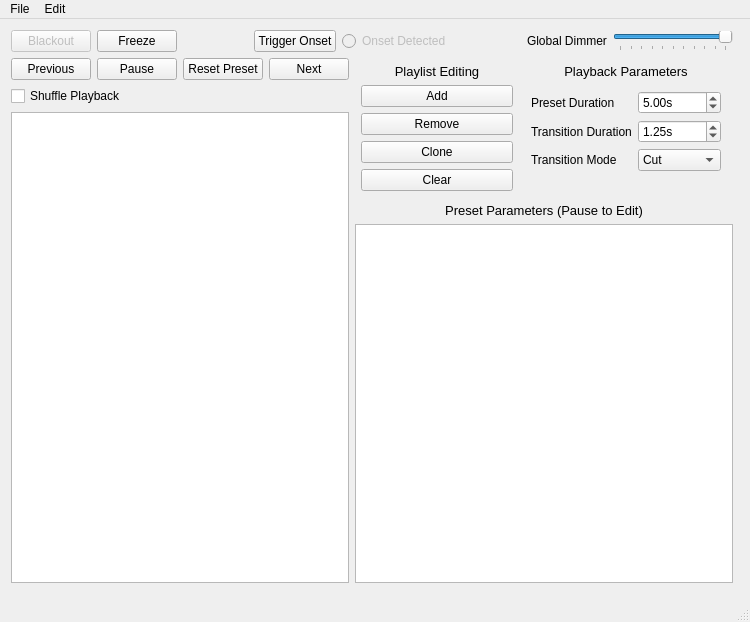
The window that ui/firemix.ui (Openlights/firemix) describes before a commit, drawn with Qt 5.
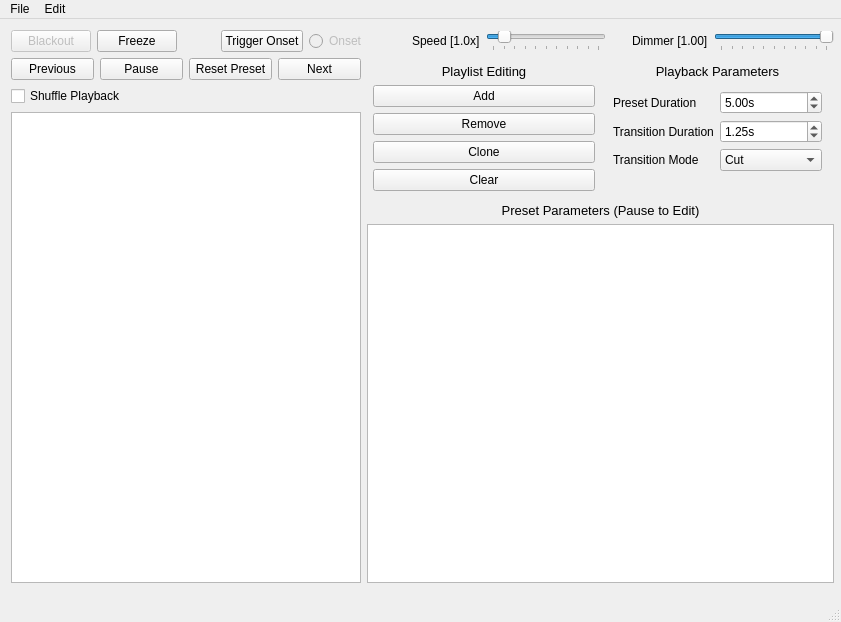
The same window after the commit. Custom widgets are drawn as their Qt base class.

Commit message: Add global speed control (mostly working nice)

```diff
--- a/ui/firemix.ui
+++ b/ui/firemix.ui
@@ -6,7 +6,7 @@
    <rect>
     <x>0</x>
     <y>0</y>
-    <width>750</width>
+    <width>841</width>
     <height>622</height>
    </rect>
   </property>
@@ -25,7 +25,7 @@
      <rect>
       <x>-1</x>
       <y>-1</y>
-      <width>746</width>
+      <width>847</width>
       <height>571</height>
      </rect>
     </property>
@@ -93,7 +93,7 @@
           <bool>false</bool>
          </property>
          <property name="text">
-          <string>Onset Detected</string>
+          <string>Onset</string>
          </property>
         </widget>
        </item>
@@ -113,7 +113,64 @@
        <item>
         <widget class="QLabel" name="lbl_global_dimmer">
          <property name="text">
-          <string>Global Dimmer</string>
+          <string>Speed [1.0x]</string>
+         </property>
+        </widget>
+       </item>
+       <item>
+        <widget class="QSlider" name="slider_speed">
+         <property name="sizePolicy">
+          <sizepolicy hsizetype="Fixed" vsizetype="Fixed">
+           <horstretch>0</horstretch>
+           <verstretch>0</verstretch>
+          </sizepolicy>
+         </property>
+         <property name="minimumSize">
+          <size>
+           <width>120</width>
+           <height>0</height>
+          </size>
+         </property>
+         <property name="minimum">
+          <number>0</number>
+         </property>
+         <property name="maximum">
+          <number>1000</number>
+         </property>
+         <property name="value">
+          <number>100</number>
+         </property>
+         <property name="orientation">
+          <enum>Qt::Horizontal</enum>
+         </property>
+         <property name="tickPosition">
+          <enum>QSlider::TicksBelow</enum>
+         </property>
+         <property name="tickInterval">
+          <number>100</number>
+         </property>
+        </widget>
+       </item>
+       <item>
+        <spacer name="horizontalSpacer_3">
+         <property name="orientation">
+          <enum>Qt::Horizontal</enum>
+         </property>
+         <property name="sizeType">
+          <enum>QSizePolicy::Fixed</enum>
+         </property>
+         <property name="sizeHint" stdset="0">
+          <size>
+           <width>20</width>
+           <height>20</height>
+          </size>
+         </property>
+        </spacer>
+       </item>
+       <item>
+        <widget class="QLabel" name="lbl_dimmer">
+         <property name="text">
+          <string>Dimmer [1.00]</string>
          </property>
         </widget>
        </item>
@@ -459,7 +516,7 @@
     <rect>
      <x>0</x>
      <y>0</y>
-     <width>750</width>
+     <width>841</width>
      <height>25</height>
     </rect>
    </property>
```
Left out of the diff: 2 changed lines with no effect on the pictures. The commit also changes 4 other files.
